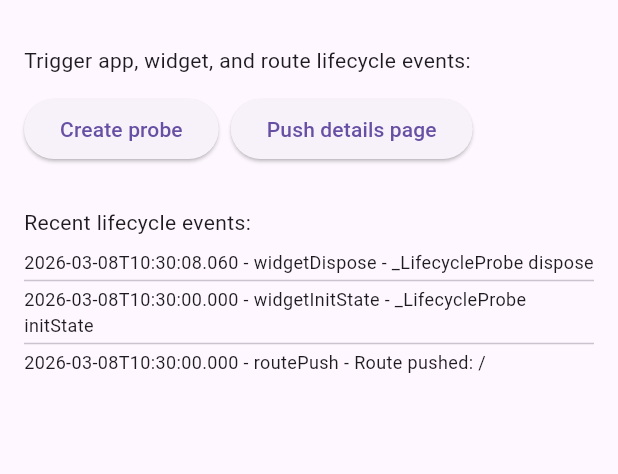
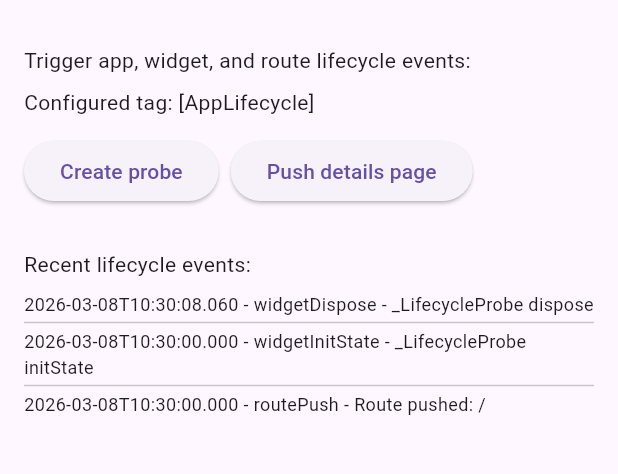
Before and after one commit to NJashwanth/lifecycle_logger, a Flutter app: the screen it shows after launch, after a tap on "Dispose probe", on a phone screen of 412 x 824 dp, the part 63-537 px from its top. Run offline on Flutter 3.47's test engine with Material 3 defaults, Android fonts, the phone set to English and light mode, and no system bars.

Commit message:
Update example to demonstrate custom lifecycle tag

```diff
--- a/example/lib/main.dart
+++ b/example/lib/main.dart
@@ -29,11 +29,12 @@ void main() {
   LifecycleLogger.attach(
     debugOnly: false,
     enableRouteObserver: true,
+    tag: '[AppLifecycle]',
     sink: _recordEvent,
-    onResume: () => debugPrint('[Lifecycle] Example callback onResume'),
-    onPause: () => debugPrint('[Lifecycle] Example callback onPause'),
-    onInactive: () => debugPrint('[Lifecycle] Example callback onInactive'),
-    onDetached: () => debugPrint('[Lifecycle] Example callback onDetached'),
+    onResume: () => debugPrint('[AppLifecycle] Example callback onResume'),
+    onPause: () => debugPrint('[AppLifecycle] Example callback onPause'),
+    onInactive: () => debugPrint('[AppLifecycle] Example callback onInactive'),
+    onDetached: () => debugPrint('[AppLifecycle] Example callback onDetached'),
   );
   runApp(const ExampleApp());
 }
@@ -77,6 +78,8 @@ class _ExampleHomeState extends State<_ExampleHome> {
           crossAxisAlignment: CrossAxisAlignment.start,
           children: [
             const Text('Trigger app, widget, and route lifecycle events:'),
+            const SizedBox(height: 8),
+            const Text('Configured tag: [AppLifecycle]'),
             const SizedBox(height: 12),
             Wrap(
               spacing: 8,
@@ -160,12 +163,12 @@ class _LifecycleProbeState extends State<_LifecycleProbe>
     with LifecycleAware<_LifecycleProbe> {
   @override
   void onInit() {
-    debugPrint('[Lifecycle] _LifecycleProbe onInit hook fired');
+    debugPrint('[AppLifecycle] _LifecycleProbe onInit hook fired');
   }
 
   @override
   void onDispose() {
-    debugPrint('[Lifecycle] _LifecycleProbe onDispose hook fired');
+    debugPrint('[AppLifecycle] _LifecycleProbe onDispose hook fired');
   }
 
   @override
```
Also changed, not shown: 1 other file.
